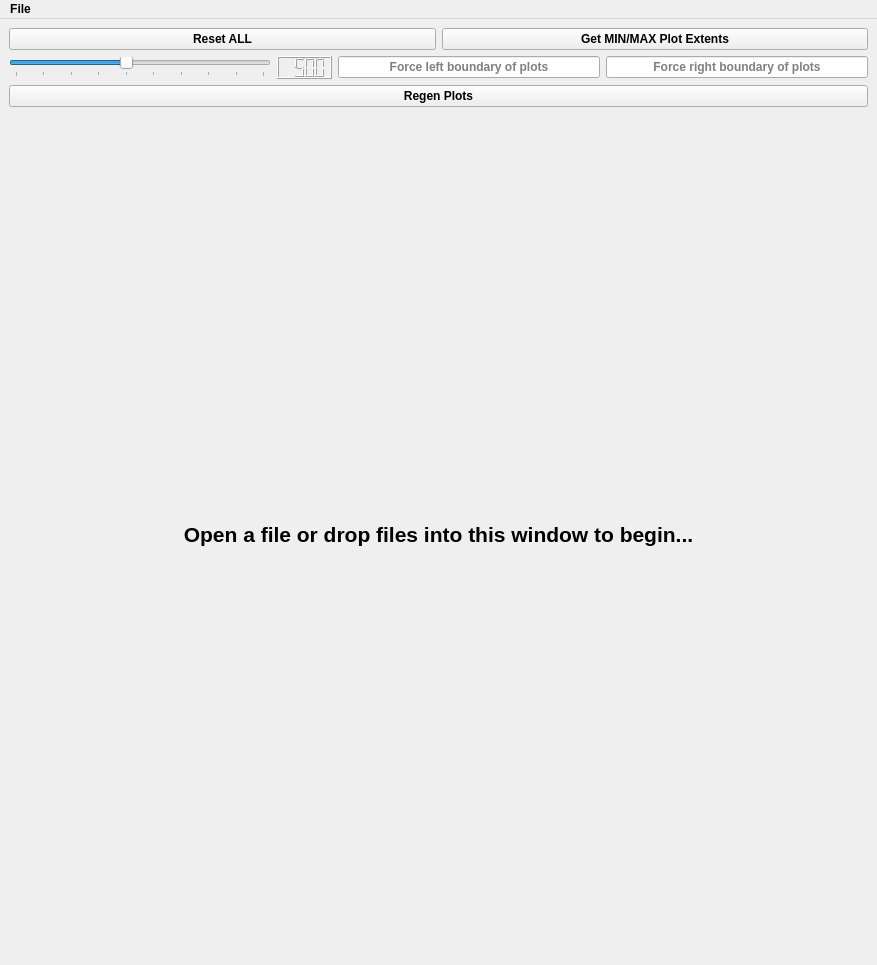
This is src/qt_ui/main_window.ui in Eric-Meunier/Processor-Suite as Qt 5 draws it before an edit. The edited form follows.
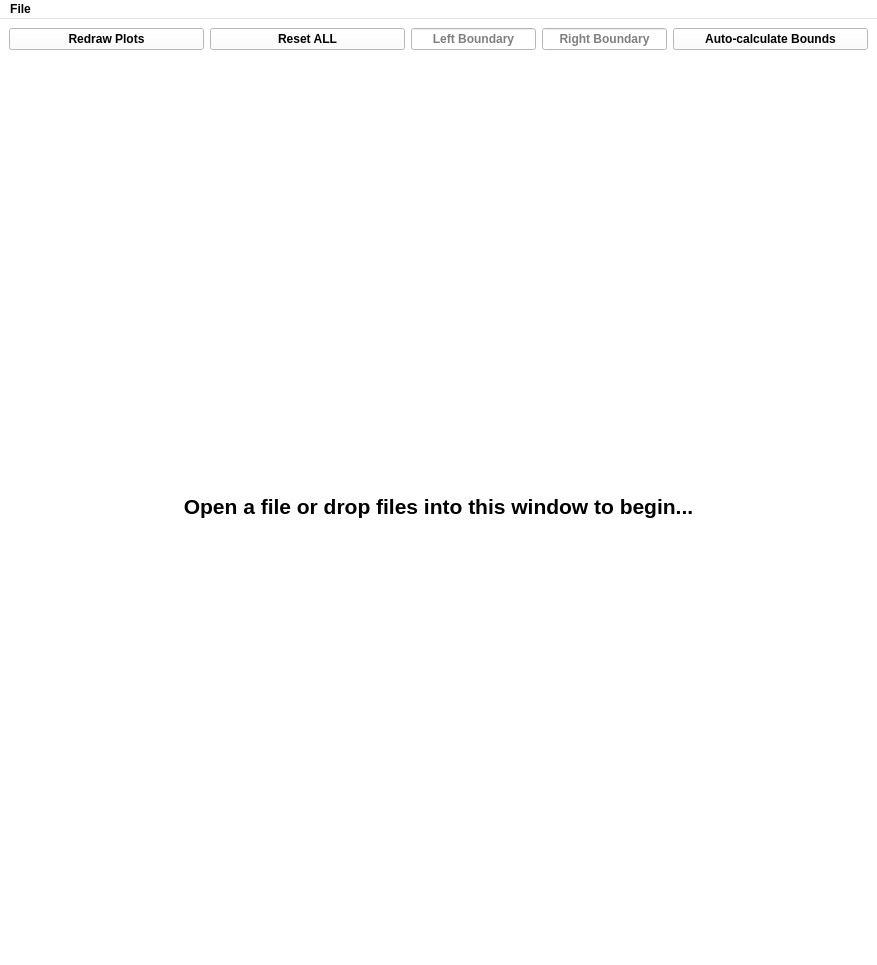
This is the edited form.

Commit message: Beautifyed main window

Patch:
```diff
--- a/src/qt_ui/main_window.ui
+++ b/src/qt_ui/main_window.ui
@@ -13,6 +13,448 @@
     <height>965</height>
    </rect>
   </property>
+  <property name="palette">
+   <palette>
+    <active>
+     <colorrole role="WindowText">
+      <brush brushstyle="SolidPattern">
+       <color alpha="255">
+        <red>0</red>
+        <green>0</green>
+        <blue>0</blue>
+       </color>
+      </brush>
+     </colorrole>
+     <colorrole role="Button">
+      <brush brushstyle="SolidPattern">
+       <color alpha="255">
+        <red>255</red>
+        <green>255</green>
+        <blue>255</blue>
+       </color>
+      </brush>
+     </colorrole>
+     <colorrole role="Light">
+      <brush brushstyle="SolidPattern">
+       <color alpha="255">
+        <red>255</red>
+        <green>255</green>
+        <blue>255</blue>
+       </color>
+      </brush>
+     </colorrole>
+     <colorrole role="Midlight">
+      <brush brushstyle="SolidPattern">
+       <color alpha="255">
+        <red>255</red>
+        <green>255</green>
+        <blue>255</blue>
+       </color>
+      </brush>
+     </colorrole>
+     <colorrole role="Dark">
+      <brush brushstyle="SolidPattern">
+       <color alpha="255">
+        <red>127</red>
+        <green>127</green>
+        <blue>127</blue>
+       </color>
+      </brush>
+     </colorrole>
+     <colorrole role="Mid">
+      <brush brushstyle="SolidPattern">
+       <color alpha="255">
+        <red>170</red>
+        <green>170</green>
+        <blue>170</blue>
+       </color>
+      </brush>
+     </colorrole>
+     <colorrole role="Text">
+      <brush brushstyle="SolidPattern">
+       <color alpha="255">
+        <red>0</red>
+        <green>0</green>
+        <blue>0</blue>
+       </color>
+      </brush>
+     </colorrole>
+     <colorrole role="BrightText">
+      <brush brushstyle="SolidPattern">
+       <color alpha="255">
+        <red>255</red>
+        <green>255</green>
+        <blue>255</blue>
+       </color>
+      </brush>
+     </colorrole>
+     <colorrole role="ButtonText">
+      <brush brushstyle="SolidPattern">
+       <color alpha="255">
+        <red>0</red>
+        <green>0</green>
+        <blue>0</blue>
+       </color>
+      </brush>
+     </colorrole>
+     <colorrole role="Base">
+      <brush brushstyle="SolidPattern">
+       <color alpha="255">
+        <red>255</red>
+        <green>255</green>
+        <blue>255</blue>
+       </color>
+      </brush>
+     </colorrole>
+     <colorrole role="Window">
+      <brush brushstyle="SolidPattern">
+       <color alpha="255">
+        <red>255</red>
+        <green>255</green>
+        <blue>255</blue>
+       </color>
+      </brush>
+     </colorrole>
+     <colorrole role="Shadow">
+      <brush brushstyle="SolidPattern">
+       <color alpha="255">
+        <red>0</red>
+        <green>0</green>
+        <blue>0</blue>
+       </color>
+      </brush>
+     </colorrole>
+     <colorrole role="AlternateBase">
+      <brush brushstyle="SolidPattern">
+       <color alpha="255">
+        <red>255</red>
+        <green>255</green>
+        <blue>255</blue>
+       </color>
+      </brush>
+     </colorrole>
+     <colorrole role="ToolTipBase">
+      <brush brushstyle="SolidPattern">
+       <color alpha="255">
+        <red>255</red>
+        <green>255</green>
+        <blue>220</blue>
+       </color>
+      </brush>
+     </colorrole>
+     <colorrole role="ToolTipText">
+      <brush brushstyle="SolidPattern">
+       <color alpha="255">
+        <red>0</red>
+        <green>0</green>
+        <blue>0</blue>
+       </color>
+      </brush>
+     </colorrole>
+     <colorrole role="PlaceholderText">
+      <brush brushstyle="SolidPattern">
+       <color alpha="128">
+        <red>0</red>
+        <green>0</green>
+        <blue>0</blue>
+       </color>
+      </brush>
+     </colorrole>
+    </active>
+    <inactive>
+     <colorrole role="WindowText">
+      <brush brushstyle="SolidPattern">
+       <color alpha="255">
+        <red>0</red>
+        <green>0</green>
+        <blue>0</blue>
+       </color>
+      </brush>
+     </colorrole>
+     <colorrole role="Button">
+      <brush brushstyle="SolidPattern">
+       <color alpha="255">
+        <red>255</red>
+        <green>255</green>
+        <blue>255</blue>
+       </color>
+      </brush>
+     </colorrole>
+     <colorrole role="Light">
+      <brush brushstyle="SolidPattern">
+       <color alpha="255">
+        <red>255</red>
+        <green>255</green>
+        <blue>255</blue>
+       </color>
+      </brush>
+     </colorrole>
+     <colorrole role="Midlight">
+      <brush brushstyle="SolidPattern">
+       <color alpha="255">
+        <red>255</red>
+        <green>255</green>
+        <blue>255</blue>
+       </color>
+      </brush>
+     </colorrole>
+     <colorrole role="Dark">
+      <brush brushstyle="SolidPattern">
+       <color alpha="255">
+        <red>127</red>
+        <green>127</green>
+        <blue>127</blue>
+       </color>
+      </brush>
+     </colorrole>
+     <colorrole role="Mid">
+      <brush brushstyle="SolidPattern">
+       <color alpha="255">
+        <red>170</red>
+        <green>170</green>
+        <blue>170</blue>
+       </color>
+      </brush>
+     </colorrole>
+     <colorrole role="Text">
+      <brush brushstyle="SolidPattern">
+       <color alpha="255">
+        <red>0</red>
+        <green>0</green>
+        <blue>0</blue>
+       </color>
+      </brush>
+     </colorrole>
+     <colorrole role="BrightText">
+      <brush brushstyle="SolidPattern">
+       <color alpha="255">
+        <red>255</red>
+        <green>255</green>
+        <blue>255</blue>
+       </color>
+      </brush>
+     </colorrole>
+     <colorrole role="ButtonText">
+      <brush brushstyle="SolidPattern">
+       <color alpha="255">
+        <red>0</red>
+        <green>0</green>
+        <blue>0</blue>
+       </color>
+      </brush>
+     </colorrole>
+     <colorrole role="Base">
+      <brush brushstyle="SolidPattern">
+       <color alpha="255">
+        <red>255</red>
+        <green>255</green>
+        <blue>255</blue>
+       </color>
+      </brush>
+     </colorrole>
+     <colorrole role="Window">
+      <brush brushstyle="SolidPattern">
+       <color alpha="255">
+        <red>255</red>
+        <green>255</green>
+        <blue>255</blue>
+       </color>
+      </brush>
+     </colorrole>
+     <colorrole role="Shadow">
+      <brush brushstyle="SolidPattern">
+       <color alpha="255">
+        <red>0</red>
+        <green>0</green>
+        <blue>0</blue>
+       </color>
+      </brush>
+     </colorrole>
+     <colorrole role="AlternateBase">
+      <brush brushstyle="SolidPattern">
+       <color alpha="255">
+        <red>255</red>
+        <green>255</green>
+        <blue>255</blue>
+       </color>
+      </brush>
+     </colorrole>
+     <colorrole role="ToolTipBase">
+      <brush brushstyle="SolidPattern">
+       <color alpha="255">
+        <red>255</red>
+        <green>255</green>
+        <blue>220</blue>
+       </color>
+      </brush>
+     </colorrole>
+     <colorrole role="ToolTipText">
+      <brush brushstyle="SolidPattern">
+       <color alpha="255">
+        <red>0</red>
+        <green>0</green>
+        <blue>0</blue>
+       </color>
+      </brush>
+     </colorrole>
+     <colorrole role="PlaceholderText">
+      <brush brushstyle="SolidPattern">
+       <color alpha="128">
+        <red>0</red>
+        <green>0</green>
+        <blue>0</blue>
+       </color>
+      </brush>
+     </colorrole>
+    </inactive>
+    <disabled>
+     <colorrole role="WindowText">
+      <brush brushstyle="SolidPattern">
+       <color alpha="255">
+        <red>127</red>
+        <green>127</green>
+        <blue>127</blue>
+       </color>
+      </brush>
+     </colorrole>
+     <colorrole role="Button">
+      <brush brushstyle="SolidPattern">
+       <color alpha="255">
+        <red>255</red>
+        <green>255</green>
+        <blue>255</blue>
+       </color>
+      </brush>
+     </colorrole>
+     <colorrole role="Light">
+      <brush brushstyle="SolidPattern">
+       <color alpha="255">
+        <red>255</red>
+        <green>255</green>
+        <blue>255</blue>
+       </color>
+      </brush>
+     </colorrole>
+     <colorrole role="Midlight">
+      <brush brushstyle="SolidPattern">
+       <color alpha="255">
+        <red>255</red>
+        <green>255</green>
+        <blue>255</blue>
+       </color>
+      </brush>
+     </colorrole>
+     <colorrole role="Dark">
+      <brush brushstyle="SolidPattern">
+       <color alpha="255">
+        <red>127</red>
+        <green>127</green>
+        <blue>127</blue>
+       </color>
+      </brush>
+     </colorrole>
+     <colorrole role="Mid">
+      <brush brushstyle="SolidPattern">
+       <color alpha="255">
+        <red>170</red>
+        <green>170</green>
+        <blue>170</blue>
+       </color>
+      </brush>
+     </colorrole>
+     <colorrole role="Text">
+      <brush brushstyle="SolidPattern">
+       <color alpha="255">
+        <red>127</red>
+        <green>127</green>
+        <blue>127</blue>
+       </color>
+      </brush>
+     </colorrole>
+     <colorrole role="BrightText">
+      <brush brushstyle="SolidPattern">
+       <color alpha="255">
+        <red>255</red>
+        <green>255</green>
+        <blue>255</blue>
+       </color>
+      </brush>
+     </colorrole>
+     <colorrole role="ButtonText">
+      <brush brushstyle="SolidPattern">
+       <color alpha="255">
+        <red>127</red>
+        <green>127</green>
+        <blue>127</blue>
+       </color>
+      </brush>
+     </colorrole>
+     <colorrole role="Base">
+      <brush brushstyle="SolidPattern">
+       <color alpha="255">
+        <red>255</red>
+        <green>255</green>
+        <blue>255</blue>
+       </color>
+      </brush>
+     </colorrole>
+     <colorrole role="Window">
+      <brush brushstyle="SolidPattern">
+       <color alpha="255">
+        <red>255</red>
+        <green>255</green>
+        <blue>255</blue>
+       </color>
+      </brush>
+     </colorrole>
+     <colorrole role="Shadow">
+      <brush brushstyle="SolidPattern">
+       <color alpha="255">
+        <red>0</red>
+        <green>0</green>
+        <blue>0</blue>
+       </color>
+      </brush>
+     </colorrole>
+     <colorrole role="AlternateBase">
+      <brush brushstyle="SolidPattern">
+       <color alpha="255">
+        <red>255</red>
+        <green>255</green>
+        <blue>255</blue>
+       </color>
+      </brush>
+     </colorrole>
+     <colorrole role="ToolTipBase">
+      <brush brushstyle="SolidPattern">
+       <color alpha="255">
+        <red>255</red>
+        <green>255</green>
+        <blue>220</blue>
+       </color>
+      </brush>
+     </colorrole>
+     <colorrole role="ToolTipText">
+      <brush brushstyle="SolidPattern">
+       <color alpha="255">
+        <red>0</red>
+        <green>0</green>
+        <blue>0</blue>
+       </color>
+      </brush>
+     </colorrole>
+     <colorrole role="PlaceholderText">
+      <brush brushstyle="SolidPattern">
+       <color alpha="128">
+        <red>0</red>
+        <green>0</green>
+        <blue>0</blue>
+       </color>
+      </brush>
+     </colorrole>
+    </disabled>
+   </palette>
+  </property>
   <property name="font">
    <font>
     <weight>75</weight>
@@ -26,6 +468,13 @@
    <layout class="QVBoxLayout" name="verticalLayout">
     <item>
      <layout class="QHBoxLayout" name="horizontalLayout_2">
+      <item>
+       <widget class="QPushButton" name="pshRecalc">
+        <property name="text">
+         <string>Redraw Plots</string>
+        </property>
+       </widget>
+      </item>
       <item>
        <widget class="QPushButton" name="pshReset">
         <property name="text">
@@ -34,78 +483,9 @@
        </widget>
       </item>
       <item>
-       <widget class="QPushButton" name="pshMinMax">
-        <property name="text">
-         <string>Get MIN/MAX Plot Extents</string>
-        </property>
-       </widget>
-      </item>
-     </layout>
-    </item>
-    <item>
-     <layout class="QHBoxLayout" name="horizontalLayout">
-      <item>
-       <widget class="QSlider" name="sldInterp">
-        <property name="sizePolicy">
-         <sizepolicy hsizetype="Preferred" vsizetype="Maximum">
-          <horstretch>0</horstretch>
-          <verstretch>0</verstretch>
-         </sizepolicy>
-        </property>
-        <property name="minimum">
-         <number>100</number>
-        </property>
-        <property name="maximum">
-         <number>1000</number>
-        </property>
-        <property name="singleStep">
-         <number>10</number>
-        </property>
-        <property name="value">
-         <number>500</number>
-        </property>
-        <property name="orientation">
-         <enum>Qt::Horizontal</enum>
-        </property>
-        <property name="tickPosition">
-         <enum>QSlider::TicksBelow</enum>
-        </property>
-        <property name="tickInterval">
-         <number>100</number>
-        </property>
-       </widget>
-      </item>
-      <item>
-       <widget class="QLCDNumber" name="lcdInterp">
-        <property name="sizePolicy">
-         <sizepolicy hsizetype="Fixed" vsizetype="Fixed">
-          <horstretch>0</horstretch>
-          <verstretch>0</verstretch>
-         </sizepolicy>
-        </property>
-        <property name="font">
-         <font>
-          <pointsize>16</pointsize>
-          <weight>75</weight>
-          <bold>true</bold>
-          <underline>true</underline>
-         </font>
-        </property>
-        <property name="lineWidth">
-         <number>1</number>
-        </property>
-        <property name="digitCount">
-         <number>4</number>
-        </property>
-        <property name="value" stdset="0">
-         <double>500.000000000000000</double>
-        </property>
-       </widget>
-      </item>
-      <item>
        <widget class="QLineEdit" name="lineLeft">
         <property name="sizePolicy">
-         <sizepolicy hsizetype="Minimum" vsizetype="Fixed">
+         <sizepolicy hsizetype="Fixed" vsizetype="Fixed">
           <horstretch>0</horstretch>
           <verstretch>0</verstretch>
          </sizepolicy>
@@ -120,14 +500,14 @@
          <set>Qt::AlignCenter</set>
         </property>
         <property name="placeholderText">
-         <string>Force left boundary of plots</string>
+         <string>Left Boundary</string>
         </property>
        </widget>
       </item>
       <item>
        <widget class="QLineEdit" name="lineRight">
         <property name="sizePolicy">
-         <sizepolicy hsizetype="Minimum" vsizetype="Fixed">
+         <sizepolicy hsizetype="Fixed" vsizetype="Fixed">
           <horstretch>0</horstretch>
           <verstretch>0</verstretch>
          </sizepolicy>
@@ -142,19 +522,19 @@
          <set>Qt::AlignCenter</set>
         </property>
         <property name="placeholderText">
-         <string>Force right boundary of plots</string>
+         <string>Right Boundary</string>
+        </property>
+       </widget>
+      </item>
+      <item>
+       <widget class="QPushButton" name="pshMinMax">
+        <property name="text">
+         <string>Auto-calculate Bounds</string>
         </property>
        </widget>
       </item>
      </layout>
     </item>
-    <item>
-     <widget class="QPushButton" name="pshRecalc">
-      <property name="text">
-       <string>Regen Plots</string>
-      </property>
-     </widget>
-    </item>
     <item>
      <layout class="QVBoxLayout" name="plotLayout">
       <item>
```
The commit also changes 1 other file.
